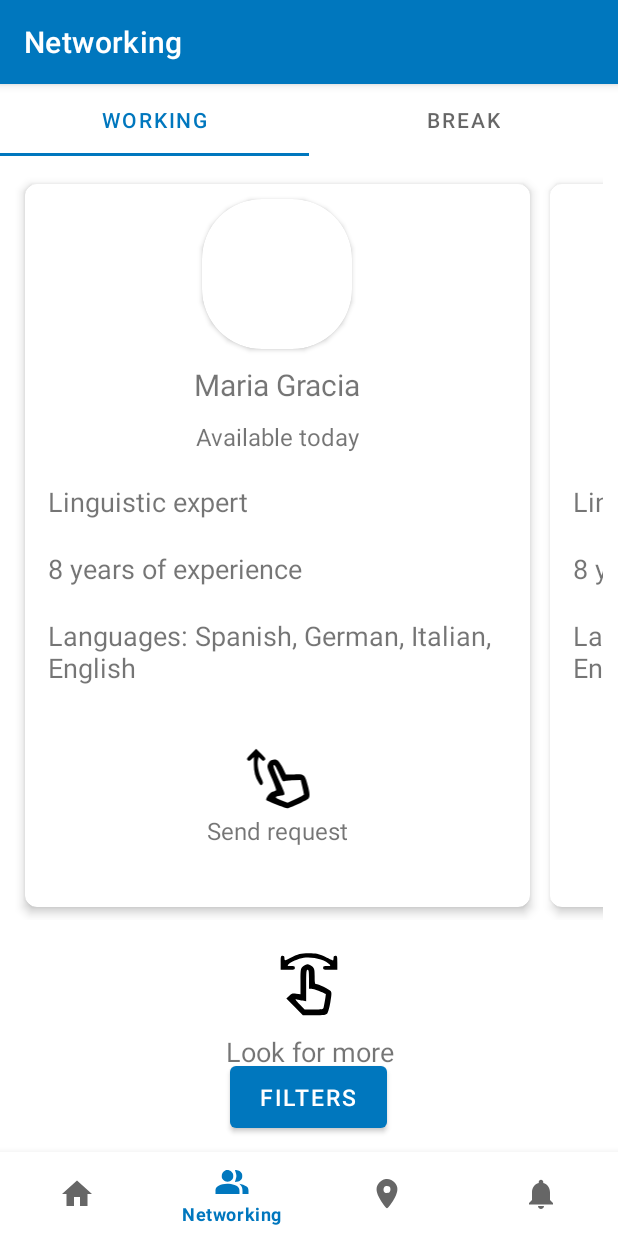
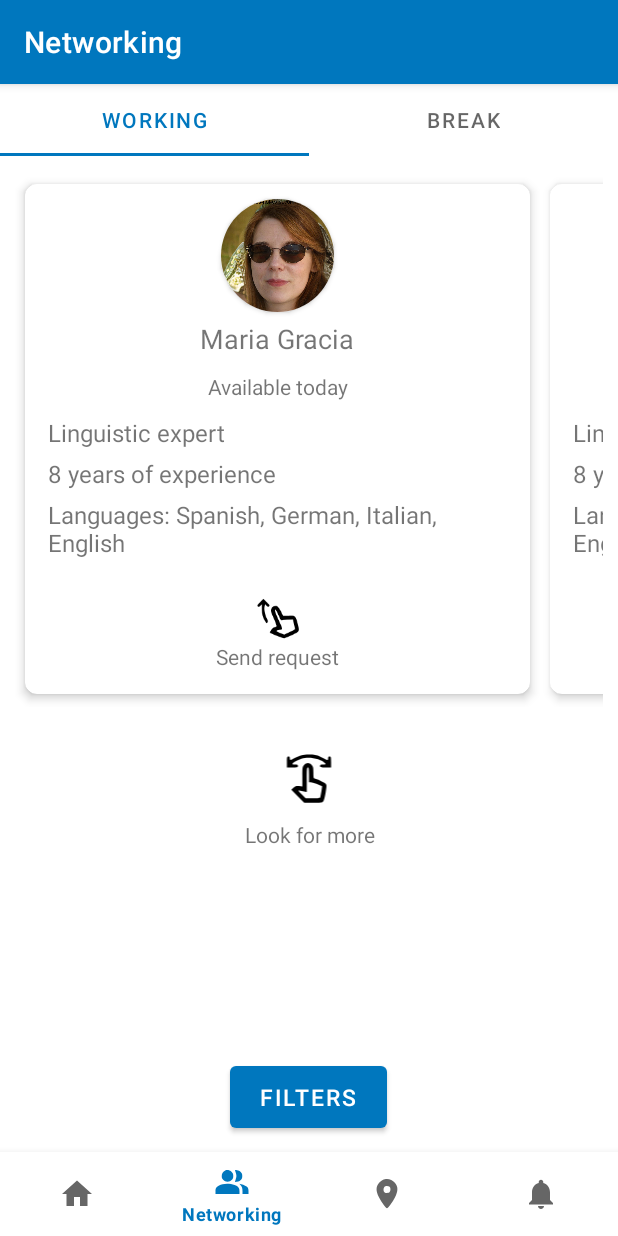
Before and after one commit to scavalleroo/DigitalNomads, an Android app: the NetworkingFragment screen opened through its navigation route, on a phone screen of 412 x 824 dp. Run offline under Robolectric (Android 15) with nearby library versions, the phone set to English and light mode, and no system bars; our stand-ins replace navigation-ui.

Commit message:
People working

```diff
--- a/app/src/main/java/com/digitalnomads/android/ui/networking/NetworkingFragment.java
+++ b/app/src/main/java/com/digitalnomads/android/ui/networking/NetworkingFragment.java
@@ -4,6 +4,7 @@ import androidx.lifecycle.ViewModelProvider;
 
 import android.app.AlertDialog;
 import android.content.DialogInterface;
+import android.graphics.drawable.Drawable;
 import android.os.Bundle;
 
 import androidx.annotation.NonNull;
@@ -15,9 +16,13 @@ import android.view.View;
 import android.view.ViewGroup;
 import android.widget.Button;
 import android.widget.ImageView;
+import android.widget.LinearLayout;
 import android.widget.Toast;
 
 import com.digitalnomads.android.R;
+
+import java.util.Arrays;
+import java.util.List;
 
 public class NetworkingFragment extends Fragment {
 
@@ -32,6 +37,28 @@ public class NetworkingFragment extends Fragment {
                              @Nullable Bundle savedInstanceState) {
 
         View view = inflater.inflate(R.layout.fragment_netwroking, container, false);
+
+        LinearLayout linearLayout = (LinearLayout) view.findViewById(R.id.list_working_people);
+
+        List<Integer> ids = Arrays.asList(R.drawable.clara_rodriguez, R.drawable.maria_gracia, R.drawable.monica_rocamura, R.drawable.javier_fernandez, R.drawable.lucia_smith, R.drawable.mark_brown);
+
+        int widthInDp = 350;
+        float scale = getResources().getDisplayMetrics().density;
+        int widthInPixels = (int) (widthInDp * scale + 0.5f);
+
+        for (int i = 0; i < ids.size(); i++) {
+            View card_working_person = inflater.inflate(R.layout.card_working_person, null);
+            LinearLayout.LayoutParams layoutParams = new LinearLayout.LayoutParams(
+                    widthInPixels, // width in pixels or dp
+                    LinearLayout.LayoutParams.WRAP_CONTENT
+            );
+            card_working_person.setLayoutParams(layoutParams);
+
+            ImageView image = (ImageView) card_working_person.findViewById(R.id.imageWorkingPartner);
+            image.setImageDrawable(getResources().getDrawable(ids.get(i), null));
+            linearLayout.addView(card_working_person);
+        }
+
         // Reference the UI element using findViewById()
         Button filter = (Button) view.findViewById(R.id.button_filter_networking);
 
--- a/app/src/main/res/layout/card_working_person.xml
+++ b/app/src/main/res/layout/card_working_person.xml
@@ -16,8 +16,8 @@
 
         <androidx.cardview.widget.CardView
             android:id="@+id/cardWorkingPartner"
-            android:layout_width="100dp"
-            android:layout_height="100dp"
+            android:layout_width="75dp"
+            android:layout_height="75dp"
             android:layout_marginTop="10dp"
             android:elevation="12dp"
             android:innerRadius="0dp"
@@ -29,7 +29,7 @@
                 android:layout_height="match_parent"
                 android:layout_gravity="center"
                 android:contentDescription="@string/user_profile_image"
-                tools:srcCompat="@drawable/maria_gracia" />
+                android:src="@drawable/maria_gracia" />
 
         </androidx.cardview.widget.CardView>
 
@@ -37,21 +37,21 @@
             android:id="@+id/workingPartnerFullname"
             android:layout_width="wrap_content"
             android:layout_height="wrap_content"
-            android:layout_marginTop="10dp"
+            android:layout_marginTop="5dp"
             android:gravity="center_horizontal"
             android:text="@string/working_partner_name"
             android:textAlignment="center"
-            android:textSize="20sp" />
+            android:textSize="18dp" />
 
         <TextView
             android:id="@+id/where"
             android:layout_width="match_parent"
             android:layout_height="wrap_content"
             android:layout_marginTop="10dp"
-            android:layout_marginBottom="20dp"
+            android:layout_marginBottom="10dp"
             android:text="Available today"
             android:textAlignment="center"
-            android:textSize="16sp" />
+            android:textSize="14sp" />
 
         <TextView
             android:id="@+id/expertise"
@@ -59,9 +59,9 @@
             android:layout_height="wrap_content"
             android:layout_marginLeft="15dp"
             android:layout_marginRight="15dp"
-            android:layout_marginBottom="20dp"
+            android:layout_marginBottom="5dp"
             android:text="Linguistic expert"
-            android:textSize="18sp" />
+            android:textSize="16dp" />
 
         <TextView
             android:id="@+id/year_of_experience"
@@ -69,9 +69,9 @@
             android:layout_height="wrap_content"
             android:layout_marginLeft="15dp"
             android:layout_marginRight="15dp"
-            android:layout_marginBottom="20dp"
+            android:layout_marginBottom="5dp"
             android:text="8 years of experience"
-            android:textSize="18sp" />
+            android:textSize="16dp" />
 
         <TextView
             android:id="@+id/languages"
@@ -79,15 +79,16 @@
             android:layout_height="wrap_content"
             android:layout_marginLeft="15dp"
             android:layout_marginRight="15dp"
-            android:layout_marginBottom="40dp"
+            android:layout_marginBottom="15dp"
             android:text="Languages: Spanish, German, Italian, English"
-            android:textSize="18sp" />
+            android:textSize="16dp" />
 
 
         <ImageView
-            android:id="@+id/imageView5"
+            android:id="@+id/swipe_up"
             android:layout_width="match_parent"
-            android:layout_height="45dp"
+            android:layout_marginTop="10dp"
+            android:layout_height="30dp"
             app:srcCompat="@drawable/outline_swipe_up_black" />
 
         <TextView
@@ -96,10 +97,10 @@
             android:layout_height="wrap_content"
             android:layout_marginLeft="5dp"
             android:layout_marginRight="5dp"
-            android:layout_marginBottom="40dp"
+            android:layout_marginBottom="15dp"
             android:text="Send request"
             android:textAlignment="center"
-            android:textSize="16sp" />
+            android:textSize="14dp" />
 
     </LinearLayout>
 </androidx.cardview.widget.CardView>
--- a/app/src/main/res/layout/card_working_sessions.xml
+++ b/app/src/main/res/layout/card_working_sessions.xml
@@ -54,10 +54,8 @@
                 <ImageView
                     android:id="@+id/imageWorkingPartner"
                     android:layout_width="match_parent"
-                    android:layout_height="80dp"
-                    android:layout_alignParentTop="true"
-                    android:layout_centerHorizontal="true"
-                    tools:srcCompat="@tools:sample/avatars"
+                    android:layout_height="match_parent"
+                    android:src="@drawable/maria_gracia"
                     android:contentDescription="@string/user_profile_image" />
 
             </androidx.cardview.widget.CardView>
@@ -107,7 +105,7 @@
                     android:layout_alignParentTop="true"
                     android:layout_centerHorizontal="true"
                     android:contentDescription="@string/image_place_to_work_from"
-                    tools:srcCompat="@tools:sample/avatars" />
+                    android:src="@drawable/startbucks" />
 
             </androidx.cardview.widget.CardView>
 
--- a/app/src/main/res/layout/fragment_home.xml
+++ b/app/src/main/res/layout/fragment_home.xml
@@ -38,7 +38,7 @@
             app:layout_constraintTop_toTopOf="parent" />
 
         <ImageView
-            android:id="@+id/imageView"
+            android:id="@+id/dots"
             android:layout_width="match_parent"
             android:layout_height="50dp"
             android:src="@drawable/outline_more_horiz_black" />
@@ -62,9 +62,9 @@
                 android:weightSum="2">
 
                 <ImageView
-                    android:id="@+id/imageView2"
+                    android:id="@+id/swipe_left"
                     android:layout_width="match_parent"
-                    android:layout_height="wrap_content"
+                    android:layout_height="45dp"
                     android:src="@drawable/outline_swipe_left_black" />
 
                 <TextView
@@ -75,7 +75,7 @@
                     android:layout_marginRight="5dp"
                     android:text="@string/find_new_place"
                     android:textAlignment="center"
-                    android:textSize="20sp" />
+                    android:textSize="18sp" />
             </LinearLayout>
 
             <LinearLayout
@@ -91,9 +91,9 @@
                 android:weightSum="2">
 
                 <ImageView
-                    android:id="@+id/imageView4"
+                    android:id="@+id/swipe_right"
                     android:layout_width="match_parent"
-                    android:layout_height="wrap_content"
+                    android:layout_height="45dp"
                     android:src="@drawable/outline_swipe_right_black" />
 
                 <TextView
@@ -104,7 +104,7 @@
                     android:layout_marginRight="5dp"
                     android:text="@string/connect_new_people"
                     android:textAlignment="center"
-                    android:textSize="20sp" />
+                    android:textSize="18sp" />
             </LinearLayout>
         </LinearLayout>
 
--- a/app/src/main/res/layout/layout_working_people.xml
+++ b/app/src/main/res/layout/layout_working_people.xml
@@ -13,38 +13,10 @@
         android:layout_height="wrap_content">
 
         <LinearLayout
-            android:id="@+id/card_layout"
+            android:id="@+id/list_working_people"
             android:layout_width="wrap_content"
             android:layout_height="wrap_content"
             android:orientation="horizontal">
-
-            <include
-                android:id="@+id/card_person1"
-                layout="@layout/card_working_person"
-                android:layout_width="350dp"
-                android:layout_height="wrap_content"
-                android:layout_marginTop="0dp" />
-
-            <include
-                android:id="@+id/card_person2"
-                layout="@layout/card_working_person"
-                android:layout_width="350dp"
-                android:layout_height="wrap_content"
-                android:layout_marginTop="0dp" />
-
-            <include
-                android:id="@+id/card_person3"
-                layout="@layout/card_working_person"
-                android:layout_width="350dp"
-                android:layout_height="wrap_content"
-                android:layout_marginTop="0dp" />
-
-            <include
-                android:id="@+id/card_person4"
-                layout="@layout/card_working_person"
-                android:layout_width="350dp"
-                android:layout_height="wrap_content"
-                android:layout_marginTop="0dp" />
 
         </LinearLayout>
     </HorizontalScrollView>
@@ -52,8 +24,8 @@
     <ImageView
         android:id="@+id/swipe_icon"
         android:layout_width="match_parent"
-        android:layout_height="45dp"
-        android:layout_marginTop="20dp"
+        android:layout_height="35dp"
+        android:layout_marginTop="30dp"
         android:layout_below="@id/horizontal_cards_list"
         app:srcCompat="@drawable/outline_swipe_black" />
 
@@ -65,7 +37,7 @@
         android:text="Look for more"
         android:textAlignment="center"
         android:layout_below="@+id/swipe_icon"
-        android:textSize="18sp" />
+        android:textSize="14dp" />
 
 
     <Button
```
Also changed, not shown: app/src/main/res/drawable/clara_rodriguez.jpeg (added), app/src/main/res/drawable/javier_fernandez.jpeg (added), app/src/main/res/drawable/lucia_smith.jpeg (added), app/src/main/res/drawable/mark_brown.jpeg (added), app/src/main/res/drawable/monica_rocamura.jpeg (added), app/src/main/res/drawable/startbucks.jpeg (added).
